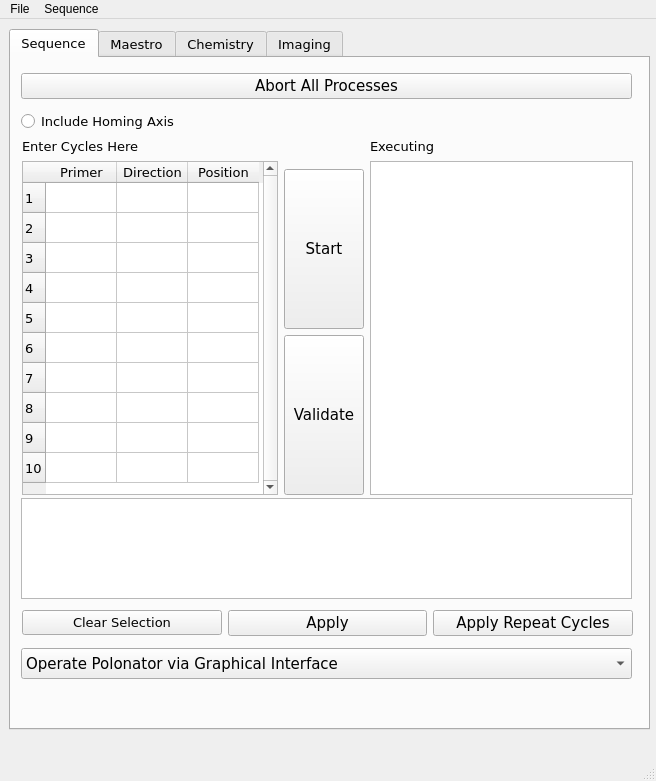
This is ui/htPol.ui in REC17/Hidden-Tab-Polonator as Qt 5 draws it before an edit. The edited form follows.
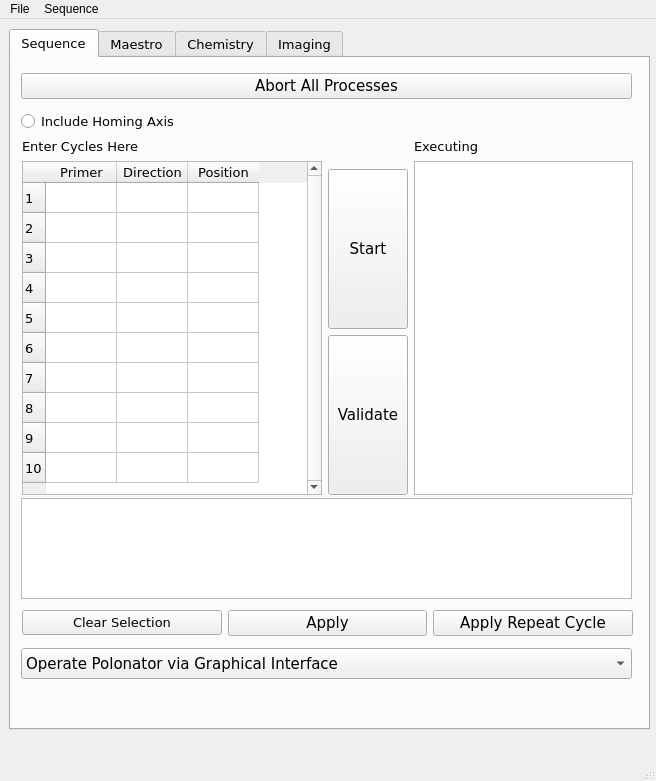
This is the edited form.

Commit message: added warning dialog

Diff of the .ui file:
```diff
--- a/ui/htPol.ui
+++ b/ui/htPol.ui
@@ -183,7 +183,7 @@
            </property>
            <property name="minimumSize">
             <size>
-             <width>0</width>
+             <width>300</width>
              <height>325</height>
             </size>
            </property>
@@ -361,7 +361,7 @@
           </font>
          </property>
          <property name="text">
-          <string>Apply Repeat Cycles</string>
+          <string>Apply Repeat Cycle</string>
          </property>
         </widget>
        </item>
```
The commit also changes 4 other files.
